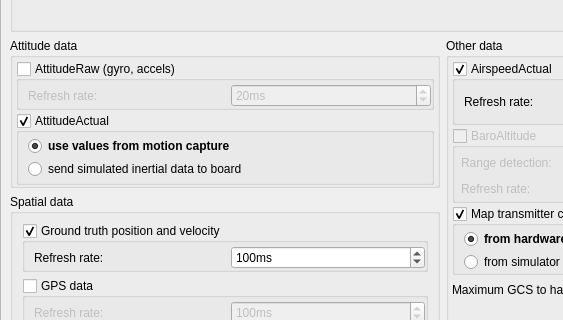
Before: the Qt Designer form ground/openpilotgcs/src/plugins/motioncapture/mocapoptionspage.ui in TauLabs/TauLabs, drawn with Qt 5; both pictures show x 0 to 563 and y 292 to 612 of the 885 by 741 pixel window.
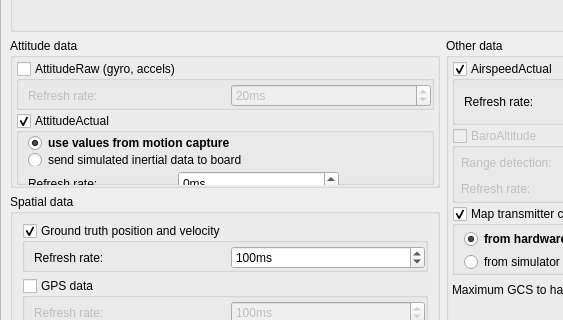
After: the same form once the commit is applied. Custom widgets are drawn as their Qt base class.

Commit message:
Several more cosmetic changes to the motion capture UI.
Also fixed merge compile-time bug.

```diff
--- a/ground/openpilotgcs/src/plugins/motioncapture/mocapoptionspage.ui
+++ b/ground/openpilotgcs/src/plugins/motioncapture/mocapoptionspage.ui
@@ -596,6 +596,54 @@
                    </property>
                   </widget>
                  </item>
+                 <item>
+                  <widget class="QFrame" name="frame">
+                   <property name="minimumSize">
+                    <size>
+                     <width>0</width>
+                     <height>27</height>
+                    </size>
+                   </property>
+                   <property name="frameShape">
+                    <enum>QFrame::NoFrame</enum>
+                   </property>
+                   <property name="frameShadow">
+                    <enum>QFrame::Plain</enum>
+                   </property>
+                   <property name="lineWidth">
+                    <number>1</number>
+                   </property>
+                   <widget class="QLabel" name="label_16">
+                    <property name="geometry">
+                     <rect>
+                      <x>0</x>
+                      <y>8</y>
+                      <width>398</width>
+                      <height>14</height>
+                     </rect>
+                    </property>
+                    <property name="text">
+                     <string>Refresh rate:</string>
+                    </property>
+                   </widget>
+                   <widget class="QSpinBox" name="attActualRateSpinBox">
+                    <property name="geometry">
+                     <rect>
+                      <x>150</x>
+                      <y>2</y>
+                      <width>161</width>
+                      <height>25</height>
+                     </rect>
+                    </property>
+                    <property name="suffix">
+                     <string>ms</string>
+                    </property>
+                    <property name="maximum">
+                     <number>5000</number>
+                    </property>
+                   </widget>
+                  </widget>
+                 </item>
                  <item>
                   <spacer name="verticalSpacer_2">
                    <property name="orientation">
```
